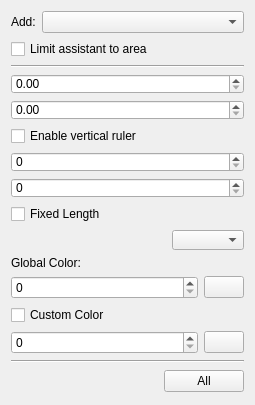
Above: plugins/assistants/Assistants/AssistantsToolOptions.ui from KDE/krita before the change. Below: the same form after it.
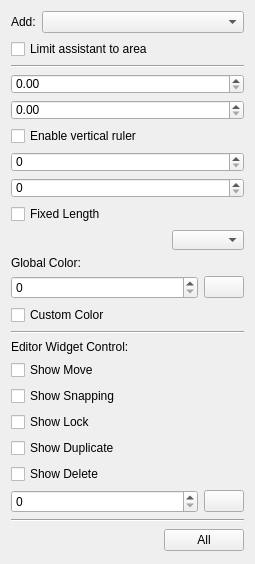
That is the form after the change. Custom widgets are drawn as their Qt base class.

Commit message: This is my first commit including changes to the Krita Assistant Tool codebase. The changes impliment two features: 	1. A duplication button. Allows the user to duplicate a given assistant. 	2. Dynamic editor widget. Allows the user to decide what buttons to display on the editor widget. The editor widget resizes to accommodate the user's choice.

The edit to the form file:
```diff
--- a/plugins/assistants/Assistants/AssistantsToolOptions.ui
+++ b/plugins/assistants/Assistants/AssistantsToolOptions.ui
@@ -210,7 +210,107 @@
      </property>
     </widget>
    </item>
+  <item>
+    <widget class="Line" name="editor_widget_control_line">
+     <property name="orientation">
+      <enum>Qt::Horizontal</enum>
+     </property>
+    </widget>
+   </item>
+    <item>
+    <widget class="QLabel" name="editorWidgetText">
+     <property name="sizePolicy">
+      <sizepolicy hsizetype="Fixed" vsizetype="Preferred">
+       <horstretch>0</horstretch>
+       <verstretch>0</verstretch>
+      </sizepolicy>
+     </property>
+     <property name="text">
+      <string>Editor Widget Control:</string>
+     </property>
+    </widget>
+   </item>
+    <item>
+      <widget class="QCheckBox" name="showMove">
+        <property name="enabled">
+          <bool>true</bool>
+        </property>
+        <property name="sizePolicy">
+          <sizepolicy hsizetype="Minimum" vsizetype="Fixed">
+            <horstretch>0</horstretch>
+            <verstretch>0</verstretch>
+          </sizepolicy>
+        </property>
+        <property name="text">
+          <string>Show Move</string>
+        </property>
+      </widget>
+    </item>
+    <item>
+      <widget class="QCheckBox" name="showSnap">
+        <property name="enabled">
+          <bool>true</bool>
+        </property>
+        <property name="sizePolicy">
+          <sizepolicy hsizetype="Minimum" vsizetype="Fixed">
+            <horstretch>0</horstretch>
+            <verstretch>0</verstretch>
+          </sizepolicy>
+        </property>
+        <property name="text">
+          <string>Show Snapping</string>
+        </property>
+      </widget>
+    </item>
+    <item>
+      <widget class="QCheckBox" name="showLock">
+        <property name="enabled">
+          <bool>true</bool>
+        </property>
+        <property name="sizePolicy">
+          <sizepolicy hsizetype="Minimum" vsizetype="Fixed">
+            <horstretch>0</horstretch>
+            <verstretch>0</verstretch>
+          </sizepolicy>
+        </property>
+        <property name="text">
+          <string>Show Lock</string>
+        </property>
+      </widget>
+    </item>
    <item>
+      <widget class="QCheckBox" name="showDuplicate">
+        <property name="enabled">
+          <bool>true</bool>
+        </property>
+        <property name="sizePolicy">
+          <sizepolicy hsizetype="Minimum" vsizetype="Fixed">
+            <horstretch>0</horstretch>
+            <verstretch>0</verstretch>
+          </sizepolicy>
+        </property>
+        <property name="text">
+          <string>Show Duplicate</string>
+        </property>
+      </widget>
+    </item>
+    <item>
+      <widget class="QCheckBox" name="showDelete">
+        <property name="enabled">
+          <bool>true</bool>
+        </property>
+        <property name="sizePolicy">
+          <sizepolicy hsizetype="Minimum" vsizetype="Fixed">
+            <horstretch>0</horstretch>
+            <verstretch>0</verstretch>
+          </sizepolicy>
+        </property>
+        <property name="text">
+          <string>Show Delete</string>
+        </property>
+      </widget>
+    </item>
+  <item>
     <layout class="QHBoxLayout" name="horizontalLayout_4">
      <item>
       <widget class="KisSliderSpinBox" name="customColorOpacitySlider" native="true">
```
The commit also changes 6 other files.
